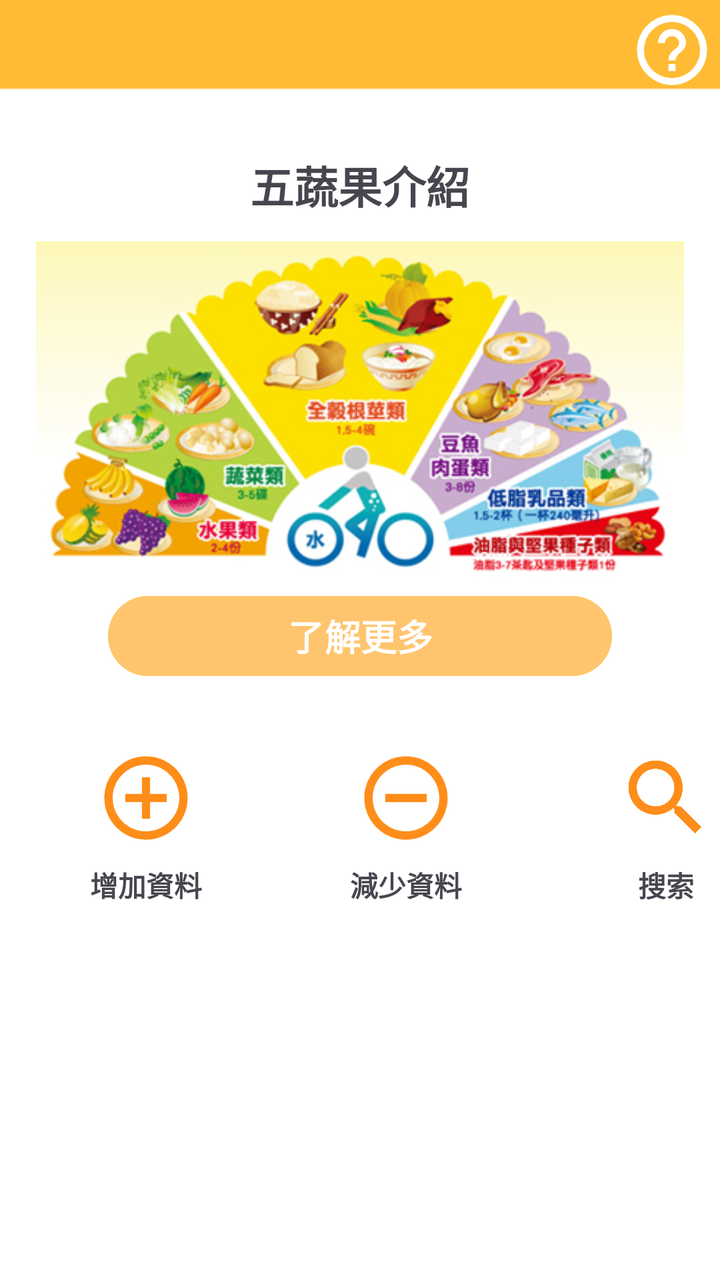
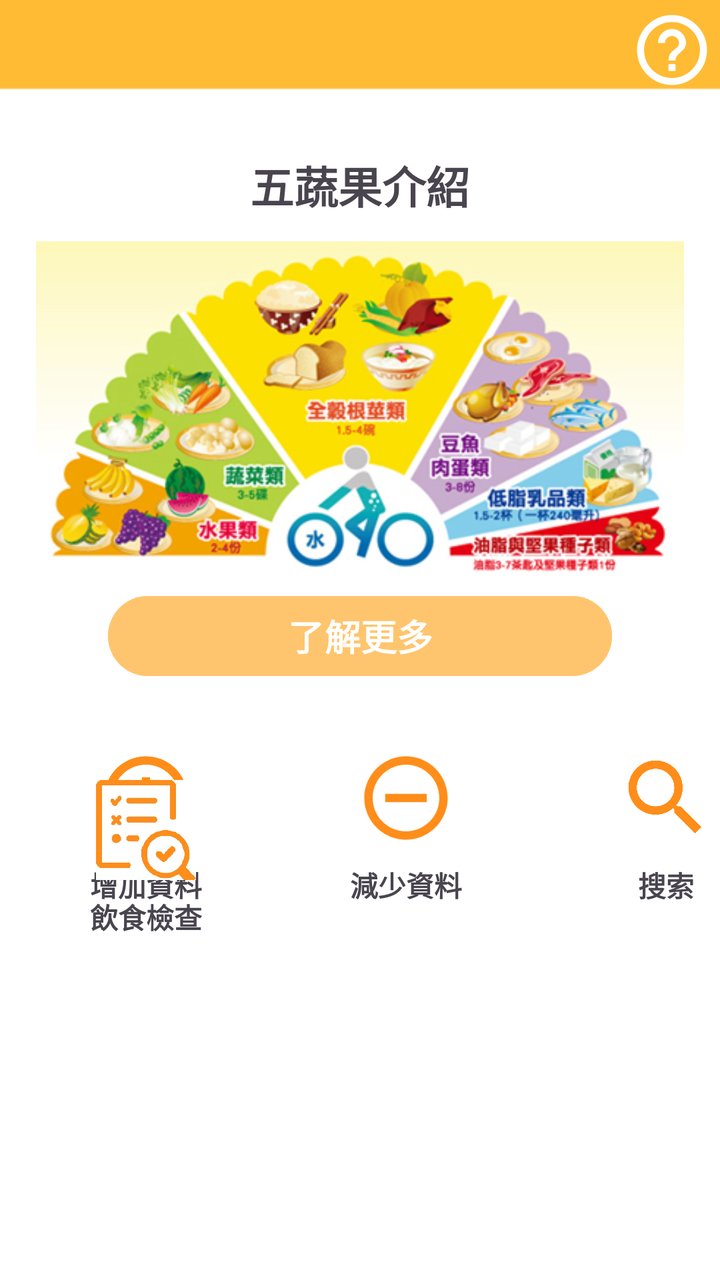

The first picture is an Android layout as it rendered before a commit; the second is the same layout after the commit. The layout source and the unified diff follow.
<!-- AndroidManifest.xml: application theme Theme.DEMO -->
<!-- res/layout/fragment_home.xml -->
<?xml version="1.0" encoding="utf-8"?>
<LinearLayout xmlns:android="http://schemas.android.com/apk/res/android"
    xmlns:app="http://schemas.android.com/apk/res-auto"
    xmlns:tools="http://schemas.android.com/tools"
    android:layout_width="match_parent"
    android:layout_height="match_parent"
    android:background="@drawable/img_3"
    android:orientation="vertical"
    tools:context=".FragmentHome">

    


    <androidx.constraintlayout.widget.ConstraintLayout
        android:layout_width="match_parent"
        android:layout_height="70dp">

        <ImageView
            android:id="@+id/help"
            android:layout_width="42dp"
            android:layout_height="44dp"
            android:layout_marginTop="3dp"
            android:src="@drawable/help"
            app:layout_constraintEnd_toEndOf="parent"
            app:layout_constraintHorizontal_bias="0.991"
            app:layout_constraintStart_toStartOf="parent"
            app:layout_constraintTop_toTopOf="parent" />
    </androidx.constraintlayout.widget.ConstraintLayout>

    <TextView
        android:id="@+id/textView2"
        android:layout_width="match_parent"
        android:layout_height="45dp"
        android:gravity="center"
        android:text="五蔬果介紹"
        android:textSize="22dp"
        android:textStyle="bold" />

    <ImageView
        android:id="@+id/imageView"
        android:layout_width="324dp"
        android:layout_height="179dp"
        android:layout_gravity="center"
        android:src="@drawable/flout" />

    <Button
        android:id="@+id/button"
        android:layout_width="252dp"
        android:layout_height="wrap_content"
        android:layout_gravity="center"
        android:backgroundTint="#FFC56E"
        android:text="了解更多"
        android:textSize="18dp"
        android:textStyle="bold" />

    <androidx.constraintlayout.widget.ConstraintLayout
        android:layout_width="match_parent"
        android:layout_height="match_parent">

        <TextView
            android:id="@+id/textView3"
            android:layout_width="wrap_content"
            android:layout_height="wrap_content"
            android:layout_marginTop="8dp"
            android:text="增加資料"
            android:textStyle="bold"
            app:layout_constraintEnd_toEndOf="@+id/add"
            app:layout_constraintStart_toStartOf="@+id/add"
            app:layout_constraintTop_toBottomOf="@+id/add" />

        <ImageView
            android:id="@+id/remove"
            android:layout_width="50dp"
            android:layout_height="50dp"
            android:layout_marginStart="80dp"
            android:src="@drawable/remove_circle"
            app:layout_constraintStart_toEndOf="@+id/add"
            app:layout_constraintTop_toTopOf="@+id/add" />

        <ImageView
            android:id="@+id/add"
            android:layout_width="50dp"
            android:layout_height="50dp"
            android:layout_marginStart="48dp"
            android:layout_marginTop="32dp"
            android:src="@drawable/add_circle"
            app:layout_constraintStart_toStartOf="parent"
            app:layout_constraintTop_toTopOf="parent" />

        <TextView
            android:id="@+id/textView4"
            android:layout_width="wrap_content"
            android:layout_height="wrap_content"
            android:layout_marginTop="8dp"
            android:text="減少資料"
            android:textStyle="bold"
            app:layout_constraintEnd_toEndOf="@+id/remove"
            app:layout_constraintStart_toStartOf="@+id/remove"
            app:layout_constraintTop_toBottomOf="@+id/remove" />

        <ImageView
            android:id="@+id/search"
            android:layout_width="50dp"
            android:layout_height="50dp"
            android:layout_marginStart="80dp"
            android:src="@drawable/baseline_search_24"
            app:layout_constraintStart_toEndOf="@+id/remove"
            app:layout_constraintTop_toTopOf="@+id/remove" />

        <TextView
            android:id="@+id/textView7"
            android:layout_width="wrap_content"
            android:layout_height="wrap_content"
            android:layout_marginTop="8dp"
            android:text="搜索"
            android:textStyle="bold"
            app:layout_constraintEnd_toEndOf="@+id/search"
            app:layout_constraintStart_toStartOf="@+id/search"
            app:layout_constraintTop_toBottomOf="@+id/search" />
    </androidx.constraintlayout.widget.ConstraintLayout>


</LinearLayout>
<!-- resources referenced by this layout -->
<resources>
  <!-- drawable add_circle (drawable) -->
  <vector android:height="24dp" android:tint="#FF8D1A"
      android:viewportHeight="24" android:viewportWidth="24"
      android:width="24dp" xmlns:android="http://schemas.android.com/apk/res/android">
      <path android:fillColor="@android:color/white" android:pathData="M13,7h-2v4L7,11v2h4v4h2v-4h4v-2h-4L13,7zM12,2C6.48,2 2,6.48 2,12s4.48,10 10,10 10,-4.48 10,-10S17.52,2 12,2zM12,20c-4.41,0 -8,-3.59 -8,-8s3.59,-8 8,-8 8,3.59 8,8 -3.59,8 -8,8z"/>
  </vector>
  <!-- drawable baseline_search_24 (drawable) -->
  <vector android:height="24dp" android:tint="#FF8D1A"
      android:viewportHeight="24" android:viewportWidth="24"
      android:width="24dp" xmlns:android="http://schemas.android.com/apk/res/android">
      <path android:fillColor="@android:color/white" android:pathData="M15.5,14h-0.79l-0.28,-0.27C15.41,12.59 16,11.11 16,9.5 16,5.91 13.09,3 9.5,3S3,5.91 3,9.5 5.91,16 9.5,16c1.61,0 3.09,-0.59 4.23,-1.57l0.27,0.28v0.79l5,4.99L20.49,19l-4.99,-5zM9.5,14C7.01,14 5,11.99 5,9.5S7.01,5 9.5,5 14,7.01 14,9.5 11.99,14 9.5,14z"/>
  </vector>
  <!-- drawable flout: png bitmap (drawable, 171218 bytes) -->
  <!-- drawable help (drawable) -->
  <vector android:autoMirrored="true" android:height="24dp"
      android:tint="#FFFFFF" android:viewportHeight="24"
      android:viewportWidth="24" android:width="24dp" xmlns:android="http://schemas.android.com/apk/res/android">
      <path android:fillColor="@android:color/white" android:pathData="M11,18h2v-2h-2v2zM12,2C6.48,2 2,6.48 2,12s4.48,10 10,10 10,-4.48 10,-10S17.52,2 12,2zM12,20c-4.41,0 -8,-3.59 -8,-8s3.59,-8 8,-8 8,3.59 8,8 -3.59,8 -8,8zM12,6c-2.21,0 -4,1.79 -4,4h2c0,-1.1 0.9,-2 2,-2s2,0.9 2,2c0,2 -3,1.75 -3,5h2c0,-2.25 3,-2.5 3,-5 0,-2.21 -1.79,-4 -4,-4z"/>
  </vector>
  <!-- drawable img_3: png bitmap (drawable, 2198 bytes) -->
  <!-- drawable remove_circle (drawable) -->
  <vector android:height="24dp" android:tint="#FF8D1A"
      android:viewportHeight="24" android:viewportWidth="24"
      android:width="24dp" xmlns:android="http://schemas.android.com/apk/res/android">
      <path android:fillColor="@android:color/white" android:pathData="M7,11v2h10v-2L7,11zM12,2C6.48,2 2,6.48 2,12s4.48,10 10,10 10,-4.48 10,-10S17.52,2 12,2zM12,20c-4.41,0 -8,-3.59 -8,-8s3.59,-8 8,-8 8,3.59 8,8 -3.59,8 -8,8z"/>
  </vector>
  <style name="Theme.DEMO" parent="Base.Theme.DEMO" />
  <style name="Base.Theme.DEMO" parent="Theme.Material3.DayNight.NoActionBar">
          
          
      </style>
</resources>

<!-- the commit's change to res/layout/fragment_home.xml (unified diff, before → after) -->
@@ -117,6 +117,28 @@
             app:layout_constraintEnd_toEndOf="@+id/search"
             app:layout_constraintStart_toStartOf="@+id/search"
             app:layout_constraintTop_toBottomOf="@+id/search" />
+
+        <ImageView
+            android:id="@+id/inspection"
+            android:layout_width="50dp"
+            android:layout_height="50dp"
+            android:layout_marginBottom="200dp"
+            android:src="@drawable/img02"
+            app:layout_constraintBottom_toBottomOf="parent"
+            app:layout_constraintEnd_toEndOf="@+id/textView3"
+            app:layout_constraintStart_toStartOf="@+id/textView3" />
+
+        <TextView
+            android:id="@+id/textView8"
+            android:layout_width="wrap_content"
+            android:layout_height="wrap_content"
+            android:layout_marginTop="8dp"
+            android:text="飲食檢查"
+            android:textStyle="bold"
+            app:layout_constraintEnd_toEndOf="@+id/textView3"
+            app:layout_constraintHorizontal_bias="1.0"
+            app:layout_constraintStart_toStartOf="@+id/inspection"
+            app:layout_constraintTop_toBottomOf="@+id/inspection" />
     </androidx.constraintlayout.widget.ConstraintLayout>
 
 
<!-- resource entries referenced after the edit -->
@@ -19,6 +19,7 @@
       android:viewportWidth="24" android:width="24dp" xmlns:android="http://schemas.android.com/apk/res/android">
       <path android:fillColor="@android:color/white" android:pathData="M11,18h2v-2h-2v2zM12,2C6.48,2 2,6.48 2,12s4.48,10 10,10 10,-4.48 10,-10S17.52,2 12,2zM12,20c-4.41,0 -8,-3.59 -8,-8s3.59,-8 8,-8 8,3.59 8,8 -3.59,8 -8,8zM12,6c-2.21,0 -4,1.79 -4,4h2c0,-1.1 0.9,-2 2,-2s2,0.9 2,2c0,2 -3,1.75 -3,5h2c0,-2.25 3,-2.5 3,-5 0,-2.21 -1.79,-4 -4,-4z"/>
   </vector>
+  <!-- drawable img02: png bitmap (drawable, 102193 bytes) -->
   <!-- drawable img_3: png bitmap (drawable, 2198 bytes) -->
   <!-- drawable remove_circle (drawable) -->
   <vector android:height="24dp" android:tint="#FF8D1A"
